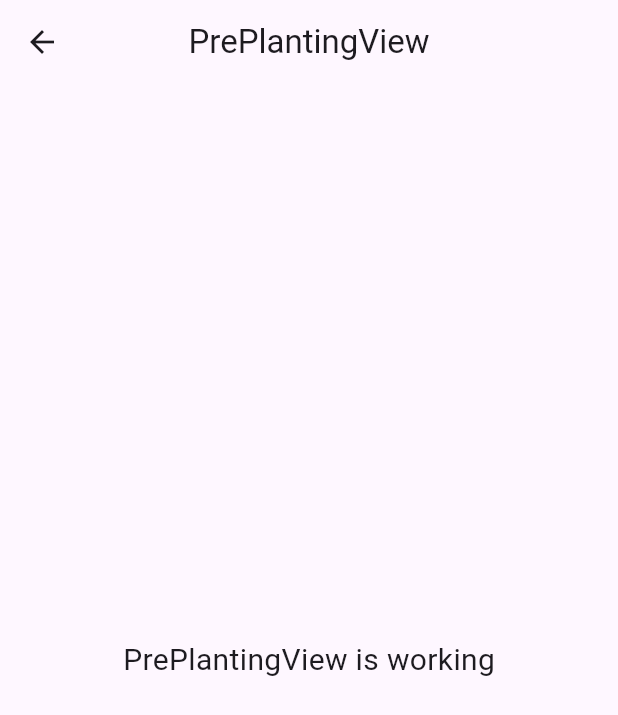
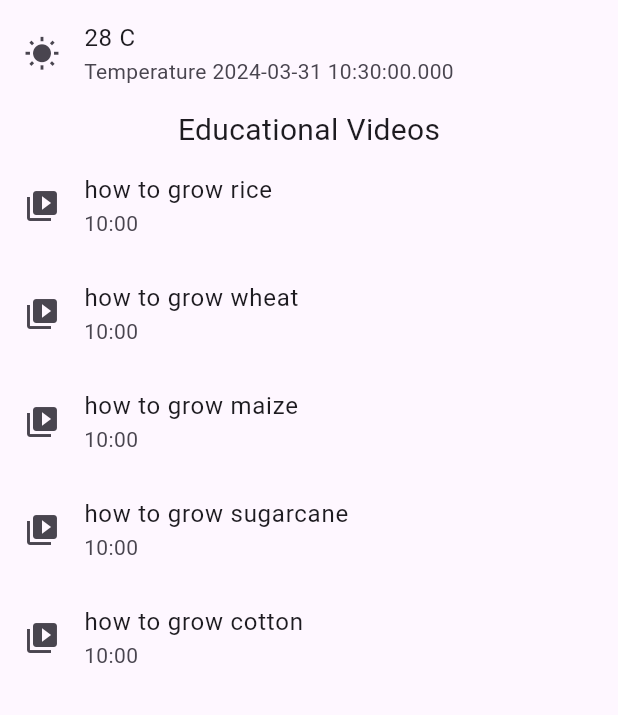
Before and after one commit to Tanmai2002/CodeshastraX, a Flutter app: the PrePlantingView screen opened directly, on a phone screen of 412 x 824 dp. Shown: the top 715 px of the screen. Run offline on Flutter 3.47's test engine with Material 3 defaults, Android fonts, the phone set to English and light mode, and no system bars; our stand-ins replace animated_bottom_navigation_bar, file_picker, flutter_dotenv, flutter_tts, get, speech_to_text and 2 more; missing offline and left inert: google_gemini, google_translate.

Commit message:
Updaded speech

```diff
--- a/lib/app/modules/voice_assistant/controllers/voice_assistant_controller.dart
+++ b/lib/app/modules/voice_assistant/controllers/voice_assistant_controller.dart
@@ -27,7 +27,7 @@ class VoiceAssistantController extends GetxController {
     String translated=text;
     print(translated);
     geminiProvider.getResponse(
-      "Assume a Farmer needs Your help in few things.Keep it simple and direct.This is the message he sent: $translated."
+      "Assume a Farmer needs Your help in few things.Respond in simple text without applying any formattings and direct.This is the message he sent: $translated."
 
     ).then((value) async{
       messages.add(ChatMessage(sender: 'assistant', content: value));
--- a/lib/app/routes/app_routes.dart
+++ b/lib/app/routes/app_routes.dart
@@ -10,6 +10,7 @@ abstract class Routes {
   static const TRACKING_PAGE = _Paths.TRACKING_PAGE;
   static const VOICE_ASSISTANT = _Paths.VOICE_ASSISTANT;
   static const LANGUAGE = _Paths.LANGUAGE;
+  static const CROP_IMAGE = _Paths.CROP_IMAGE;
 }
 
 abstract class _Paths {
@@ -21,4 +22,5 @@ abstract class _Paths {
   static const TRACKING_PAGE = '/tracking-page';
   static const VOICE_ASSISTANT = '/voice-assistant';
   static const LANGUAGE = '/language';
+  static const CROP_IMAGE = '/crop-image';
 }
--- a/lib/app/views/views/pre_planting_view.dart
+++ b/lib/app/views/views/pre_planting_view.dart
@@ -1,20 +1,88 @@
 import 'package:flutter/material.dart';
 
 import 'package:get/get.dart';
+import 'package:youtube_player_flutter/youtube_player_flutter.dart';
 
 class PrePlantingView extends GetView {
-  const PrePlantingView({Key? key}) : super(key: key);
+  PrePlantingView({Key? key}) : super(key: key);
+
+  List<Map<String,String>> farming_videos=[
+    {
+      'name':'how to grow rice',
+      'video_id':'iLnmTe5Q2Qw',
+      'runtime': '10:00',
+      'image':'https://www.google.com/url?sa=i&url=https%3A%2F%2Fwww.agrifarming.in%2Fhow-to-grow-rice&psig=AOvVaw3'
+    },
+    {
+      'name':'how to grow wheat',
+      'video_id':'iLnmTe5Q2Qw',
+      'runtime': '10:00',
+      'image':'https://www.google.com/url?sa=i&url=https%3A%2F%2Fwww.agrifarming.in%2Fhow-to-grow-rice&psig=AOvVaw3'
+    },
+    {
+      'name':'how to grow maize',
+      'video_id':'iLnmTe5Q2Qw',
+      'runtime': '10:00',
+      'image':'https://www.google.com/url?sa=i&url=https%3A%2F%2Fwww.agrifarming.in%2Fhow-to-grow-rice&psig=AOvVaw3'
+    },
+    {
+      'name':'how to grow sugarcane',
+      'video_id':'iLnmTe5Q2Qw',
+      'runtime': '10:00',
+      'image':'https://www.google.com/url?sa=i&url=https%3A%2F%2Fwww.agrifarming.in%2Fhow-to-grow-rice&psig=AOvVaw3'
+    },
+    {
+      'name':'how to grow cotton',
+      'video_id':'iLnmTe5Q2Qw',
+      'runtime': '10:00',
+      'image':'https://www.google.com/url?sa=i&url=https%3A%2F%2Fwww.agrifarming.in%2Fhow-to-grow-rice&psig=AOvVaw3'
+    }
+  ];
+
+
   @override
   Widget build(BuildContext context) {
     return Scaffold(
-      appBar: AppBar(
-        title: const Text('PrePlantingView'),
-        centerTitle: true,
-      ),
-      body: const Center(
-        child: Text(
-          'PrePlantingView is working',
-          style: TextStyle(fontSize: 20),
+
+      body: Center(
+        child: Column(
+          children: [
+            ListTile(
+              leading: Icon(Icons.wb_sunny),
+              title: Text('28 C'),
+              subtitle: Text('Temperature ${DateTime.now().toLocal()}'),
+            ),
+            Text('Educational Videos',style: TextStyle(fontSize: 20),),
+            Expanded(
+              child: ListView.builder(
+                itemCount: 5,
+                itemBuilder: (context, index) {
+                  return ListTile(
+                    leading: Icon(Icons.video_collection),
+                    title: Text(farming_videos[index]['name']!),
+                    subtitle: Text(farming_videos[index]['runtime']!),
+                    onTap: (){
+                      Get.to(YoutubePlayer(
+                        controller: YoutubePlayerController(
+                          initialVideoId: farming_videos[index]['video_id']!,
+                          flags: YoutubePlayerFlags(
+                            autoPlay: true,
+                            mute: false,
+                          ),
+                        ),
+                        showVideoProgressIndicator: true,
+                        progressIndicatorColor: Colors.blue,
+                        progressColors: ProgressBarColors(
+                          playedColor: Colors.blue,
+                          handleColor: Colors.blueAccent,
+                        ),
+                      ));
+                    },
+                  );
+                },
+              ),
+            ),
+          ],
         ),
       ),
     );
--- a/pubspec.yaml
+++ b/pubspec.yaml
@@ -12,10 +12,12 @@ dependencies:
   speech_to_text: ^6.6.1
   google_translate: ^0.0.6
   flutter_dotenv: ^5.1.0
+  file_picker: ^8.0.0+1
   google_gemini: ^0.1.2
   flutter_tts: ^4.0.2
   get: 4.6.6
   animated_bottom_navigation_bar: ^1.3.3
+  youtube_player_flutter: ^8.1.2
   flutter:
     sdk: flutter
   table_calendar: ^3.0.0
```
Also changed, not shown: lib/app/modules/CropImage/bindings/crop_image_binding.dart (added, +12 -0 lines), lib/app/modules/CropImage/controllers/crop_image_controller.dart (added, +49 -0 lines), lib/app/modules/CropImage/views/crop_image_view.dart (added, +45 -0 lines), lib/app/modules/home/views/home_view.dart (+12 -0 lines), lib/app/routes/app_pages.dart (+7 -0 lines), pubspec.lock.
